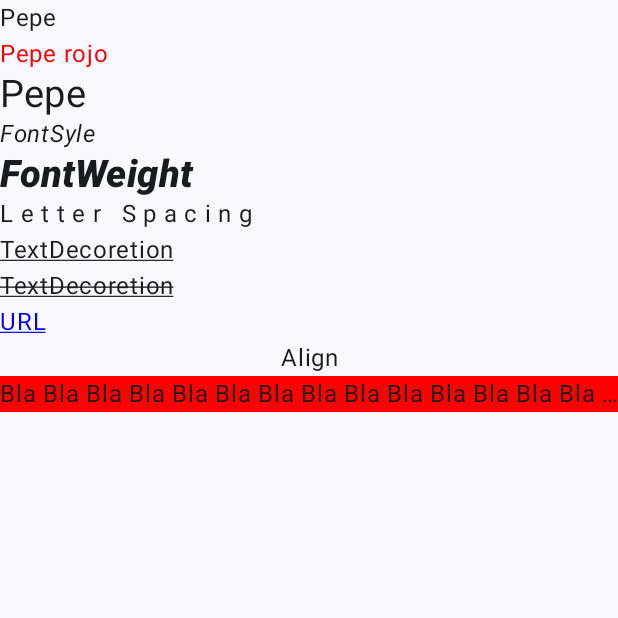
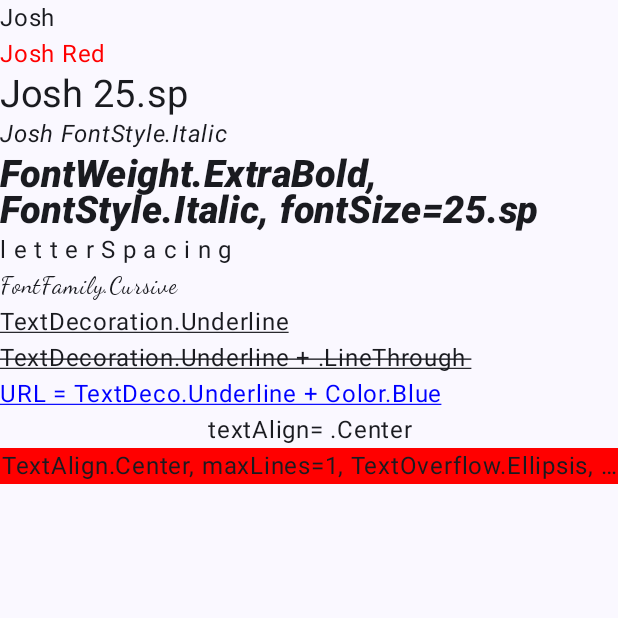
Before and after one commit to joshflugel/Jetpack-Compose-2025, an Android app built with Jetpack Compose: the composable MyText shown on its own in the app's theme, on a phone screen of 412 x 824 dp, the top half of it. Run offline under Robolectric (Android 15) with nearby library versions, the phone set to English and light mode, and no system bars.

Commit message:
9-States, 10-Text,TextField Components

```diff
--- a/app/src/main/java/com/josh/compose/components/layout/Text.kt
+++ b/app/src/main/java/com/josh/compose/components/layout/Text.kt
@@ -8,6 +8,7 @@ import androidx.compose.material3.Text
 import androidx.compose.runtime.Composable
 import androidx.compose.ui.Modifier
 import androidx.compose.ui.graphics.Color
+import androidx.compose.ui.text.font.FontFamily
 import androidx.compose.ui.text.font.FontStyle
 import androidx.compose.ui.text.font.FontWeight
 import androidx.compose.ui.text.style.TextAlign
@@ -19,28 +20,29 @@ import androidx.compose.ui.unit.sp
 @Composable
 fun MyText(modifier: Modifier) {
     Column(modifier = modifier) {
-        Text(text = "Pepe")
-        Text(text = "Pepe rojo", color = Color.Red)
-        Text(text = "Pepe", fontSize = 25.sp)
-        Text("FontSyle", fontStyle = FontStyle.Italic)
+        Text(text = "Josh")
+        Text(text = "Josh Red", color = Color.Red)
+        Text(text = "Josh 25.sp", fontSize = 25.sp)
+        Text("Josh FontStyle.Italic", fontStyle = FontStyle.Italic)
         Text(
-            "FontWeight",
+            "FontWeight.ExtraBold, FontStyle.Italic, fontSize=25.sp",
             fontWeight = FontWeight.ExtraBold,
             fontStyle = FontStyle.Italic,
             fontSize = 25.sp
         )
-        Text("Letter Spacing", letterSpacing = 5.sp)
-        Text("TextDecoretion", textDecoration = TextDecoration.Underline)
-        Text("TextDecoretion", textDecoration = TextDecoration.Underline + TextDecoration.LineThrough)
+        Text("letterSpacing", letterSpacing = 5.sp)
+        Text("FontFamily.Cursive", fontFamily = FontFamily.Cursive)
+        Text("TextDecoration.Underline", textDecoration = TextDecoration.Underline)
+        Text("TextDecoration.Underline + .LineThrough ", textDecoration = TextDecoration.Underline + TextDecoration.LineThrough)
 
-        Text("URL",
+        Text("URL = TextDeco.Underline + Color.Blue",
             textDecoration = TextDecoration.Underline, color = Color.Blue,
             modifier = Modifier.clickable {  })
-        Text("Align",
+        Text("textAlign= .Center",
             textAlign = TextAlign.Center,
             modifier = Modifier.fillMaxWidth())
         Text(
-            "Bla Bla Bla Bla Bla Bla Bla Bla Bla Bla Bla Bla Bla Bla Bla Bla Bla Bla  pepepepe",
+            "TextAlign.Center, maxLines=1, TextOverflow.Ellipsis, m=Modifier.background(Color.Red), Bla Bla Bla Bla Bla Bla Bla Bla Bla Bla Bla Bla Bla Bla Bla Bla Bla Bla  pepepepe",
             textAlign = TextAlign.Center,
             modifier = Modifier
                 .fillMaxWidth()
@@ -49,6 +51,4 @@ fun MyText(modifier: Modifier) {
             overflow = TextOverflow.Ellipsis
         )
     }
-
-
 }
```
Also changed, not shown: app/src/main/java/com/josh/compose/components/layout/TextField.kt (+50 -1 lines), app/src/main/java/com/josh/compose/ui/MainActivity.kt (+111 -24 lines).
